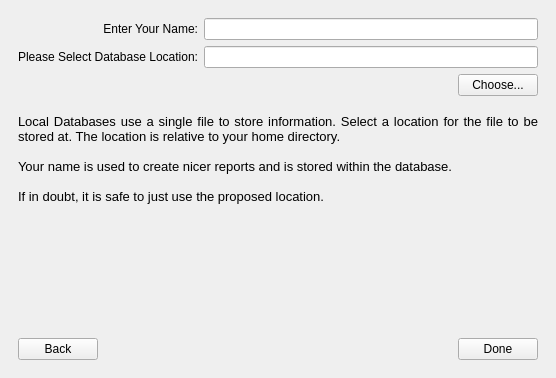
Qt form Charm/ConfigurationDialog.ui (KDAB/Charm) before a commit.
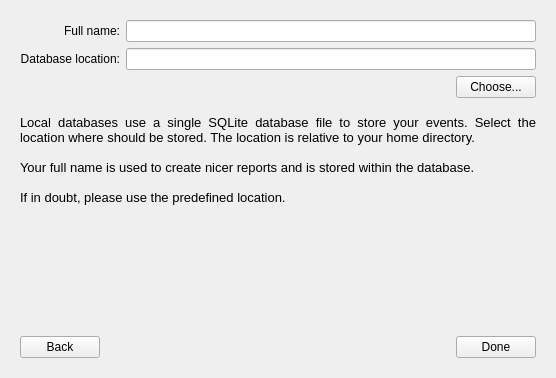
The same form after that commit.

Diff of the .ui file:
```diff
--- a/Charm/ConfigurationDialog.ui
+++ b/Charm/ConfigurationDialog.ui
@@ -12,13 +12,7 @@
   <property name="windowTitle" >
    <string>Database Configuration</string>
   </property>
-  <layout class="QVBoxLayout" >
-   <property name="spacing" >
-    <number>6</number>
-   </property>
-   <property name="margin" >
-    <number>9</number>
-   </property>
+  <layout class="QVBoxLayout">
    <item>
     <widget class="QStackedWidget" name="stackedWidget" >
      <property name="currentIndex" >
@@ -119,29 +113,17 @@
        </item>
       </layout>
      </widget>
-     <widget class="QWidget" name="sqliteDatabasePage" >
-      <layout class="QGridLayout" >
-       <property name="margin" >
-        <number>9</number>
-       </property>
-       <property name="spacing" >
-        <number>6</number>
-       </property>
-       <item row="0" column="0" colspan="3" >
-        <layout class="QGridLayout" >
-         <property name="margin" >
-          <number>0</number>
-         </property>
-         <property name="spacing" >
-          <number>6</number>
-         </property>
-         <item row="0" column="1" >
-          <widget class="QLineEdit" name="nameLineEdit" />
+     <widget class="QWidget" name="sqliteDatabasePage">
+      <layout class="QGridLayout">
+       <item row="0" column="0" colspan="3">
+        <layout class="QGridLayout">
+         <item row="0" column="1">
+          <widget class="QLineEdit" name="nameLineEdit"/>
          </item>
-         <item row="0" column="0" >
-          <widget class="QLabel" name="label_5" >
-           <property name="text" >
-            <string>Enter Your Name:</string>
+         <item row="0" column="0">
+          <widget class="QLabel" name="label_5">
+           <property name="text">
+            <string>Full name:</string>
            </property>
            <property name="alignment" >
             <set>Qt::AlignRight|Qt::AlignTrailing|Qt::AlignVCenter</set>
@@ -151,10 +133,10 @@
          <item row="1" column="1" >
           <widget class="QLineEdit" name="sqliteLocation" />
          </item>
-         <item row="1" column="0" >
-          <widget class="QLabel" name="label_2" >
-           <property name="text" >
-            <string>Please Select Database Location:</string>
+         <item row="1" column="0">
+          <widget class="QLabel" name="label_2">
+           <property name="text">
+            <string>Database location:</string>
            </property>
            <property name="alignment" >
             <set>Qt::AlignRight|Qt::AlignTrailing|Qt::AlignVCenter</set>
@@ -178,15 +160,16 @@
            <verstretch>0</verstretch>
           </sizepolicy>
          </property>
-         <property name="text" >
-          <string>&lt;html>&lt;head>&lt;meta name="qrichtext" content="1" />&lt;style type="text/css">
+         <property name="text">
+          <string>&lt;!DOCTYPE HTML PUBLIC &quot;-//W3C//DTD HTML 4.0//EN&quot; &quot;http://www.w3.org/TR/REC-html40/strict.dtd&quot;&gt;
+&lt;html&gt;&lt;head&gt;&lt;meta name=&quot;qrichtext&quot; content=&quot;1&quot; /&gt;&lt;style type=&quot;text/css&quot;&gt;
 p, li { white-space: pre-wrap; }
-&lt;/style>&lt;/head>&lt;body style=" font-family:'Sans Serif'; font-size:8pt; font-weight:400; font-style:normal;">
-&lt;p style=" margin-top:0px; margin-bottom:0px; margin-left:0px; margin-right:0px; -qt-block-indent:0; text-indent:0px; font-family:'Lucida Grande'; font-size:13pt;">&lt;span style=" font-size:10pt;">Local Databases use a single file to store information. Select a location for the file to be stored at. The location is relative to your home directory.&lt;/span>&lt;/p>
-&lt;p style="-qt-paragraph-type:empty; margin-top:0px; margin-bottom:0px; margin-left:0px; margin-right:0px; -qt-block-indent:0; text-indent:0px; font-family:'Lucida Grande'; font-size:10pt;">&lt;/p>
-&lt;p style=" margin-top:0px; margin-bottom:0px; margin-left:0px; margin-right:0px; -qt-block-indent:0; text-indent:0px; font-family:'Lucida Grande'; font-size:10pt;">Your name is used to create nicer reports and is stored within the database.&lt;/p>
-&lt;p style="-qt-paragraph-type:empty; margin-top:0px; margin-bottom:0px; margin-left:0px; margin-right:0px; -qt-block-indent:0; text-indent:0px; font-family:'Lucida Grande'; font-size:10pt;">&lt;/p>
-&lt;p style=" margin-top:0px; margin-bottom:0px; margin-left:0px; margin-right:0px; -qt-block-indent:0; text-indent:0px; font-family:'Lucida Grande'; font-size:10pt;">If in doubt, it is safe to just use the proposed location.&lt;/p>&lt;/body>&lt;/html></string>
+&lt;/style&gt;&lt;/head&gt;&lt;body style=&quot; font-family:'Lucida Grande'; font-size:13pt; font-weight:400; font-style:normal;&quot;&gt;
+&lt;p style=&quot; margin-top:0px; margin-bottom:0px; margin-left:0px; margin-right:0px; -qt-block-indent:0; text-indent:0px;&quot;&gt;&lt;span style=&quot; font-size:10pt;&quot;&gt;Local databases use a single SQLite database file to store your events. Select the location where should be stored. The location is relative to your home directory.&lt;/span&gt;&lt;/p&gt;
+&lt;p style=&quot;-qt-paragraph-type:empty; margin-top:0px; margin-bottom:0px; margin-left:0px; margin-right:0px; -qt-block-indent:0; text-indent:0px; font-size:10pt;&quot;&gt;&lt;/p&gt;
+&lt;p style=&quot; margin-top:0px; margin-bottom:0px; margin-left:0px; margin-right:0px; -qt-block-indent:0; text-indent:0px;&quot;&gt;&lt;span style=&quot; font-size:10pt;&quot;&gt;Your full name is used to create nicer reports and is stored within the database.&lt;/span&gt;&lt;/p&gt;
+&lt;p style=&quot;-qt-paragraph-type:empty; margin-top:0px; margin-bottom:0px; margin-left:0px; margin-right:0px; -qt-block-indent:0; text-indent:0px; font-size:10pt;&quot;&gt;&lt;/p&gt;
+&lt;p style=&quot; margin-top:0px; margin-bottom:0px; margin-left:0px; margin-right:0px; -qt-block-indent:0; text-indent:0px;&quot;&gt;&lt;span style=&quot; font-size:10pt;&quot;&gt;If in doubt, please use the predefined location.&lt;/span&gt;&lt;/p&gt;&lt;/body&gt;&lt;/html&gt;</string>
          </property>
          <property name="textFormat" >
           <enum>Qt::RichText</enum>
```
Left out of the diff: 144 changed lines with no effect on the pictures.
